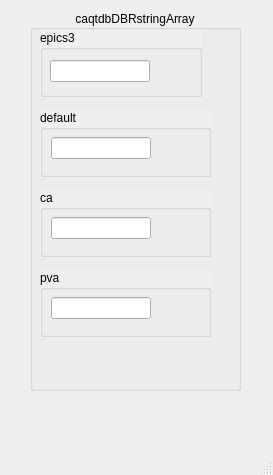
Old version of the form caqtdm/caqtdmDBRstringArray.ui in the repository mrkraimer/caqtdmtest.
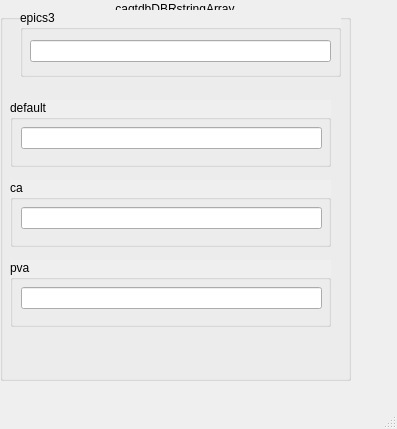
New version of the form. Custom widgets are drawn as their Qt base class.

What changed in the file:
```diff
--- a/caqtdm/caqtdmDBRstringArray.ui
+++ b/caqtdm/caqtdmDBRstringArray.ui
@@ -6,8 +6,8 @@
    <rect>
     <x>0</x>
     <y>0</y>
-    <width>273</width>
-    <height>475</height>
+    <width>397</width>
+    <height>429</height>
    </rect>
   </property>
   <property name="windowTitle">
@@ -17,9 +17,9 @@
    <widget class="QGroupBox" name="groupBox_8">
     <property name="geometry">
      <rect>
-      <x>30</x>
-      <y>10</y>
-      <width>211</width>
+      <x>0</x>
+      <y>0</y>
+      <width>351</width>
       <height>381</height>
      </rect>
     </property>
@@ -37,7 +37,7 @@
       <rect>
        <x>10</x>
        <y>260</y>
-       <width>171</width>
+       <width>321</width>
        <height>67</height>
       </rect>
      </property>
@@ -52,7 +52,7 @@
        <rect>
         <x>11</x>
         <y>27</y>
-        <width>100</width>
+        <width>301</width>
         <height>22</height>
        </rect>
       </property>
@@ -67,9 +67,9 @@
     <widget class="QGroupBox" name="groupBox_3">
      <property name="geometry">
       <rect>
-       <x>10</x>
-       <y>20</y>
-       <width>162</width>
+       <x>20</x>
+       <y>10</y>
+       <width>321</width>
        <height>67</height>
       </rect>
      </property>
@@ -84,7 +84,7 @@
        <rect>
         <x>10</x>
         <y>30</y>
-        <width>100</width>
+        <width>301</width>
         <height>22</height>
        </rect>
       </property>
@@ -101,7 +101,7 @@
       <rect>
        <x>10</x>
        <y>180</y>
-       <width>171</width>
+       <width>321</width>
        <height>67</height>
       </rect>
      </property>
@@ -116,7 +116,7 @@
        <rect>
         <x>11</x>
         <y>27</y>
-        <width>100</width>
+        <width>301</width>
         <height>22</height>
        </rect>
       </property>
@@ -133,7 +133,7 @@
       <rect>
        <x>10</x>
        <y>100</y>
-       <width>171</width>
+       <width>321</width>
        <height>67</height>
       </rect>
      </property>
@@ -148,7 +148,7 @@
        <rect>
         <x>11</x>
         <y>27</y>
-        <width>100</width>
+        <width>301</width>
         <height>22</height>
        </rect>
       </property>
```
Left out of the diff: 2 changed lines with no effect on the pictures.
